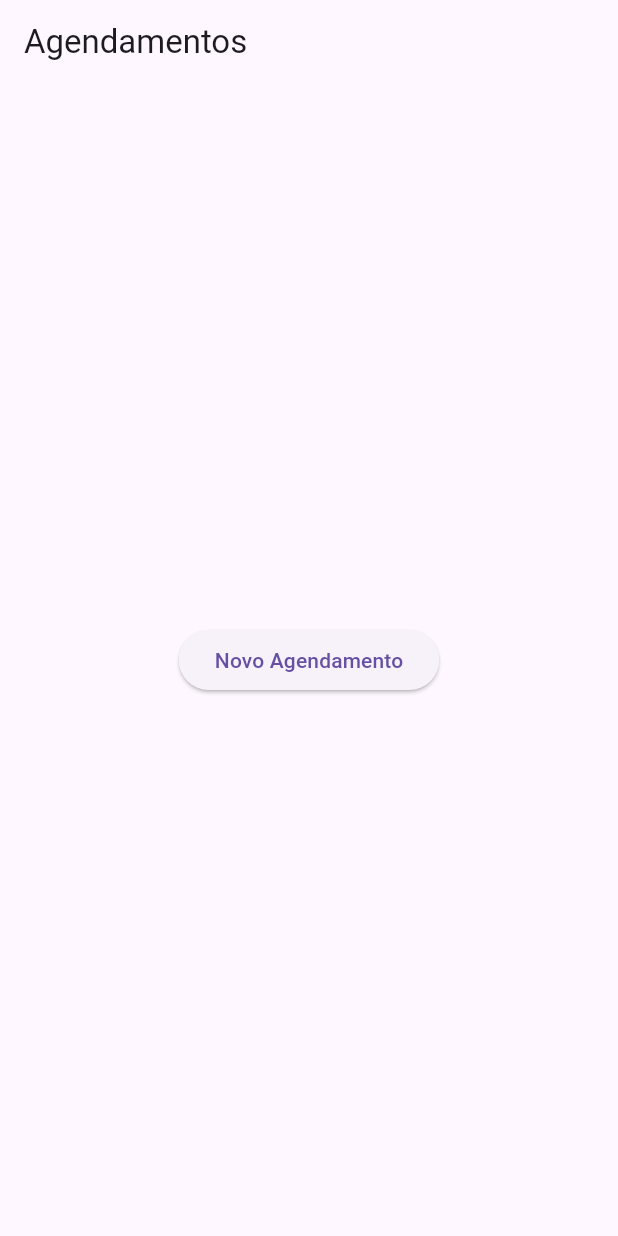
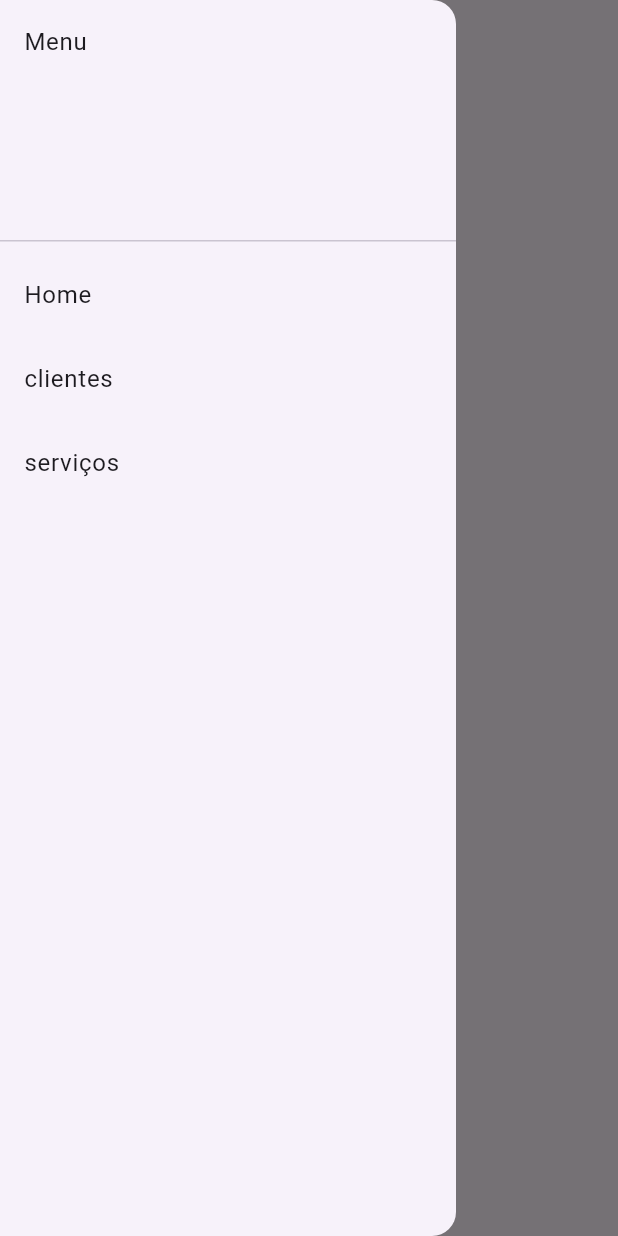
Before and after one commit to MatheusZoreck/agendamentos_app, a Flutter app: the screen it shows after launch, with the side drawer open (before the commit the screen has no drawer), on a phone screen of 412 x 824 dp. Run offline on Flutter 3.47's test engine with Material 3 defaults, Android fonts, the phone set to English and light mode, and no system bars; our stand-ins replace cloud_firestore, firebase_core; accounts and stored records are empty.

Commit message:
Refactor and restructure screens: rename home_screen to home_page, add cliente_page and agendamento_page, and update database method name

```diff
--- a/lib/firebase/database.dart
+++ b/lib/firebase/database.dart
@@ -3,7 +3,7 @@ import 'package:cloud_firestore/cloud_firestore.dart';
 class Database{
   final db = FirebaseFirestore.instance;
 
-  Future<void> adicionarClienteTeste() async {
+  Future<void> adicionarCliente() async {
     await db.collection('clientes').add({
       'nome': 'Teste',
       'telefone': '41999999999',
--- a/lib/main.dart
+++ b/lib/main.dart
@@ -1,5 +1,5 @@
 import 'package:flutter/material.dart';
-import 'screens/home_screen.dart';
+import 'screens/home_page.dart';
 import 'package:flutter_localizations/flutter_localizations.dart';
 import 'package:firebase_core/firebase_core.dart';
 import 'firebase_options.dart';
--- a/lib/screens/novo_agendamento_screen.dart
+++ b/lib/screens/agendamento_page.dart
@@ -182,11 +182,7 @@ class _NovoAgendamentoScreenState extends State<NovoAgendamentoScreen> {
               },
             ),
 
-            ElevatedButton(onPressed: () async{
-              await database.adicionarClienteTeste();
-            },
-            child: const Text('teste'),
-            ),
+
           ],
         ),
       ),
--- /dev/null
+++ b/lib/screens/cliente_page.dart
@@ -0,0 +1,20 @@
+import 'package:flutter/material.dart';
+
+class ClientePage extends StatelessWidget {
+  const ClientePage({super.key});
+
+  @override
+  Widget build(BuildContext context) {
+    return Scaffold(
+      appBar: AppBar(
+        title: const Text('Clientes'),
+      ),
+      body: const Center(
+        child: Text(
+          'Tela de Clientes',
+          style: TextStyle(fontSize: 24),
+        ),
+      ),
+    );
+  }
+}
--- /dev/null
+++ b/lib/screens/home_page.dart
@@ -0,0 +1,76 @@
+import 'package:flutter/material.dart';
+import 'agendamento_page.dart';
+import 'cliente_page.dart';
+
+class HomeScreen extends StatelessWidget {
+  const HomeScreen({super.key});
+
+
+  @override
+  Widget build(BuildContext context) {
+    return Scaffold(
+      appBar: AppBar(
+        title: const Text('Agendamentos'),
+      ),
+      drawer: Drawer(
+        child: ListView(
+          padding: EdgeInsets.zero,
+          children: [
+            const DrawerHeader(
+              child: Text('Menu'),
+            ),
+            ListTile(
+              title: const Text('Home'),
+              onTap: () {
+                Navigator.push(
+                  context,
+                  MaterialPageRoute(
+                    builder: (context) => const NovoAgendamentoScreen(),
+                  ),
+                );
+              },
+            ),
+            ListTile(
+              title: const Text('clientes'),
+              onTap: () {
+                Navigator.push(
+                  context,
+                  MaterialPageRoute(
+                    builder: (context) => const ClientePage(),
+                  ),
+                );
+              },
+            ),
+            ListTile(
+              title: const Text('serviços'),
+              onTap: () {
+                Navigator.push(
+                  context,
+                  MaterialPageRoute(
+                    builder: (context) => const NovoAgendamentoScreen(),
+                  ),
+                );
+              },
+            ),
+          ],
+        ),
+      ),
+
+      body:
+         Center(
+           child: FloatingActionButton(
+            onPressed: () {
+              Navigator.push(
+                context,
+                MaterialPageRoute(
+                  builder: (context) => const NovoAgendamentoScreen(),
+                ),
+              );
+            },
+            child: const Text('Novo Agendamento'),
+                   ),
+         ),
+
+    );
+  }
+}
--- a/lib/screens/home_screen.dart
+++ /dev/null
@@ -1,31 +0,0 @@
-import 'package:flutter/material.dart';
-import 'novo_agendamento_screen.dart';
-
-
-class HomeScreen extends StatelessWidget {
-  const HomeScreen({super.key});
-
-
-  @override
-  Widget build(BuildContext context) {
-    return Scaffold(
-      appBar: AppBar(
-        title: const Text('Agendamentos'),
-      ),
-
-      body: Center(
-        child: ElevatedButton(
-          onPressed: () {
-            Navigator.push(
-              context,
-              MaterialPageRoute(
-                builder: (context) => const NovoAgendamentoScreen(),
-              ),
-            );
-          },
-          child: const Text('Novo Agendamento'),
-        ),
-      ),
-    );
-  }
-}
```
